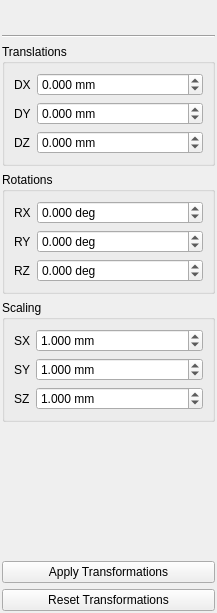
sharjith/ModelViewer-Qt, file ui/ObjectTransformPanel.ui: the form before one commit.
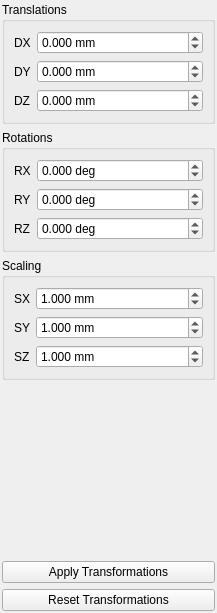
The form after the commit. Icons and pictures are not drawn.

Commit message: Replace Qt-ADS with native QMdiArea + QDockWidget for documents/tool panels

Diff of the .ui file:
```diff
--- a/ui/ObjectTransformPanel.ui
+++ b/ui/ObjectTransformPanel.ui
@@ -33,71 +33,6 @@
    <property name="bottomMargin">
     <number>2</number>
    </property>
-   <item>
-    <layout class="QHBoxLayout" name="toolbarLayout">
-     <property name="spacing">
-      <number>4</number>
-     </property>
-     <property name="leftMargin">
-      <number>2</number>
-     </property>
-     <property name="topMargin">
-      <number>2</number>
-     </property>
-     <property name="rightMargin">
-      <number>2</number>
-     </property>
-     <property name="bottomMargin">
-      <number>2</number>
-     </property>
-     <item>
-      <widget class="QToolButton" name="detachButton">
-       <property name="toolTip">
-        <string>Detach from panel</string>
-       </property>
-       <property name="icon">
-        <iconset resource="D:/work/progs/Qt6/vcpkg/ModelViewer-Qt/ModelViewer.qrc">
-         <normaloff>:/icons/res/detach.png</normaloff>:/icons/res/detach.png</iconset>
-       </property>
-       <property name="iconSize">
-        <size>
-         <width>16</width>
-         <height>16</height>
-        </size>
-       </property>
-       <property name="autoRaise">
-        <bool>true</bool>
-       </property>
-      </widget>
-     </item>
-     <item>
-      <spacer name="toolbarStretch">
-       <property name="orientation">
-        <enum>Qt::Orientation::Horizontal</enum>
-       </property>
-       <property name="sizeType">
-        <enum>QSizePolicy::Policy::Expanding</enum>
-       </property>
-       <property name="sizeHint" stdset="0">
-        <size>
-         <width>40</width>
-         <height>20</height>
-        </size>
-       </property>
-      </spacer>
-     </item>
-    </layout>
-   </item>
-   <item>
-    <widget class="QFrame" name="separator">
-     <property name="frameShape">
-      <enum>QFrame::Shape::HLine</enum>
-     </property>
-     <property name="frameShadow">
-      <enum>QFrame::Shadow::Sunken</enum>
-     </property>
-    </widget>
-   </item>
    <item>
     <widget class="QGroupBox" name="translationsGroupBox">
      <property name="title">
```
The commit also changes 14 other files.
